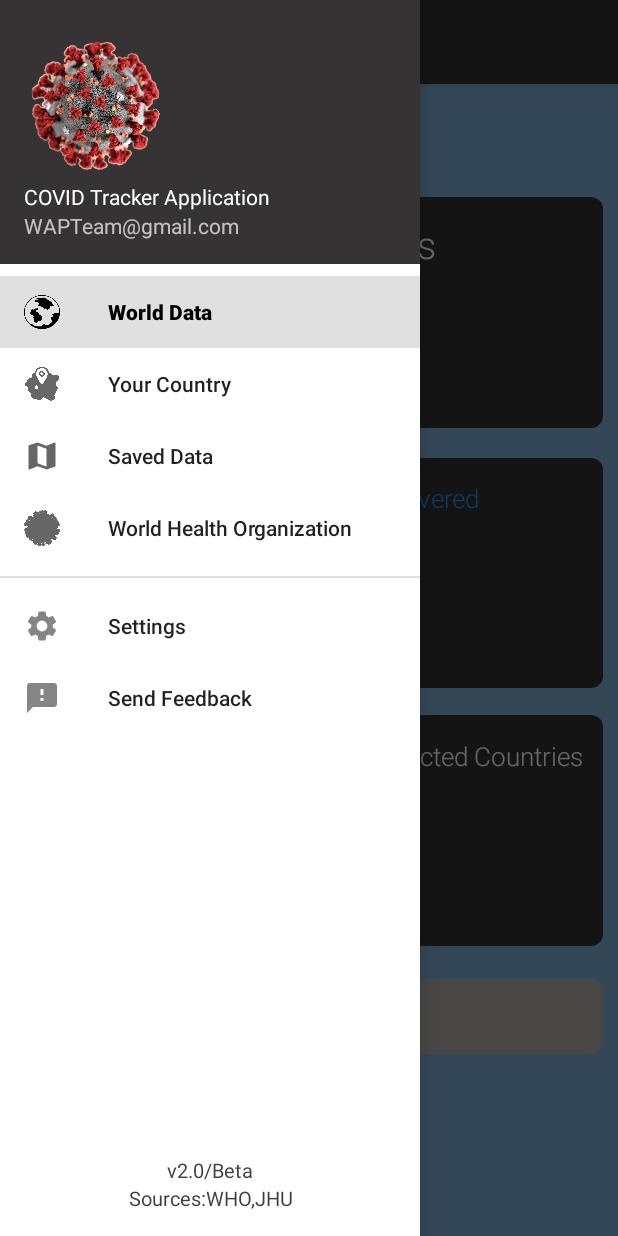
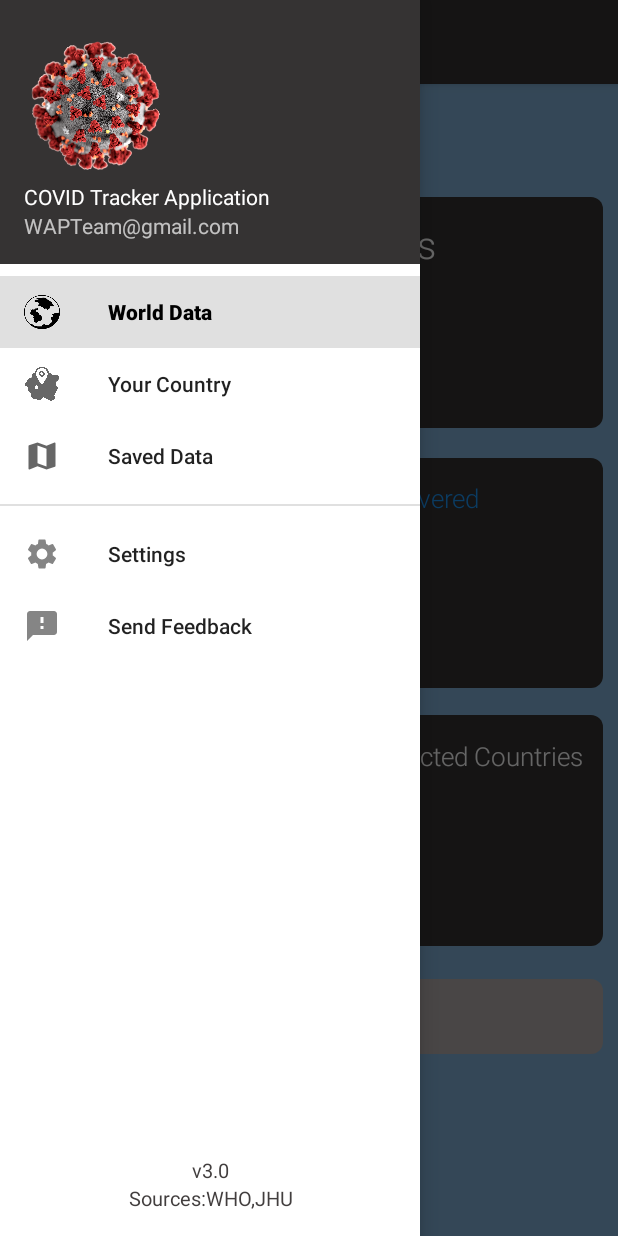
Before and after one commit to TsidAznar/WAPCENG319, an Android app: the MainActivity screen opened directly, with no data from a screen before it, with the side drawer open, on a phone screen of 412 x 824 dp. Run offline under Robolectric (Android 15) with nearby library versions, the phone set to English and light mode, and no system bars; our stand-ins replace Room's generated code, navigation-ui; Roboto replaces fonts that are not available here.

```diff
--- a/COVIDTRACKER/COVIDTRACKER/src/main/res/layout/activity_main.xml
+++ b/COVIDTRACKER/COVIDTRACKER/src/main/res/layout/activity_main.xml
@@ -34,7 +34,7 @@
                 android:textColor="#423E3E"
                 android:gravity="center"
                 android:textSize="13dp"
-                android:text="v2.0/Beta" />
+                android:text="v3.0" />
             <TextView
                 android:id="@+id/logout"
                 android:layout_width="match_parent"
--- a/COVIDTRACKER/COVIDTRACKER/src/main/res/menu/activity_main_drawer.xml
+++ b/COVIDTRACKER/COVIDTRACKER/src/main/res/menu/activity_main_drawer.xml
@@ -21,11 +21,11 @@
             android:id="@+id/nav_yourcountry"
             android:icon="@drawable/ic_map_black_24dp"
             android:title="@string/your_country" />
-
+<!--
         <item
             android:id="@+id/website"
             android:icon="@drawable/covidlogo1"
-            android:title="@string/WHO" />
+            android:title="@string/WHO" /> -->
         <!--
        <item
             android:id="@+id/nav_yourstate"
```
